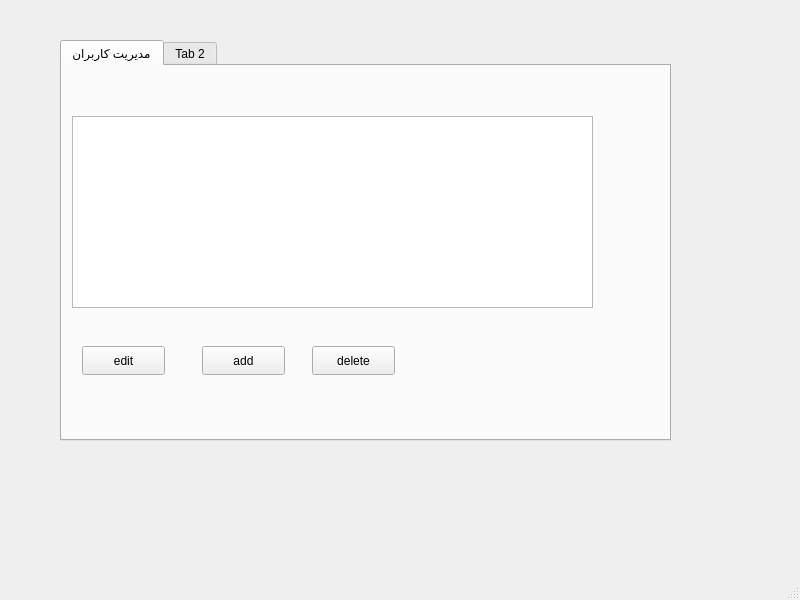
The window that bankingSystem/AdminDashboard.ui (mehdi0-0s/Banking) describes before a commit, drawn with Qt 5.
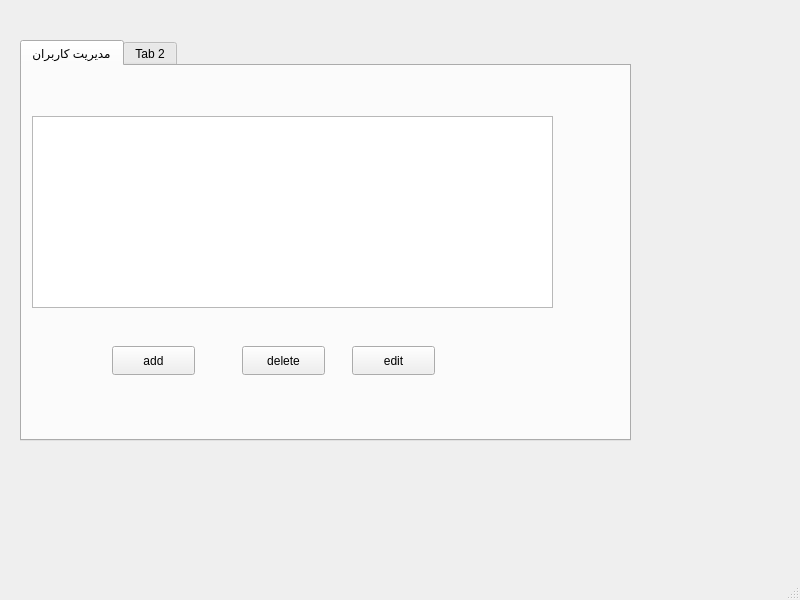
The same window after the commit.

Commit message: (admin): Implement add customer functionality

```diff
--- a/bankingSystem/AdminDashboard.ui
+++ b/bankingSystem/AdminDashboard.ui
@@ -17,7 +17,7 @@
    <widget class="QTabWidget" name="tabWidget">
     <property name="geometry">
      <rect>
-      <x>60</x>
+      <x>20</x>
       <y>40</y>
       <width>611</width>
       <height>401</height>
@@ -43,7 +43,7 @@
      <widget class="QPushButton" name="editCustomer_pushButton">
       <property name="geometry">
        <rect>
-        <x>20</x>
+        <x>330</x>
         <y>280</y>
         <width>83</width>
         <height>29</height>
@@ -56,7 +56,7 @@
      <widget class="QPushButton" name="addCustomer_pushButton">
       <property name="geometry">
        <rect>
-        <x>140</x>
+        <x>90</x>
         <y>280</y>
         <width>83</width>
         <height>29</height>
@@ -69,7 +69,7 @@
      <widget class="QPushButton" name="deleteCustomer_pushButton">
       <property name="geometry">
        <rect>
-        <x>250</x>
+        <x>220</x>
         <y>280</y>
         <width>83</width>
         <height>29</height>
```
The commit also changes 6 other files.
